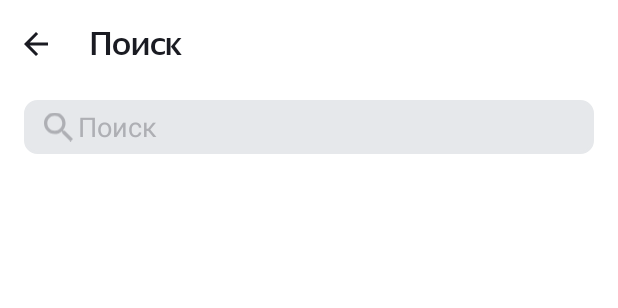
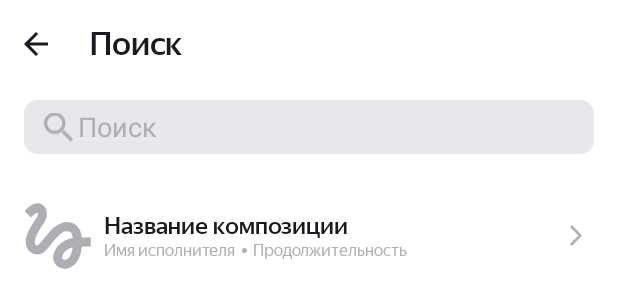
Before and after one commit to GoetzDeBouville/PlaylistMaker, an Android app: the layout activity_search.xml on its own in the app's theme, with its tools: preview values and no code run, on a phone screen of 412 x 824 dp. Shown: the top 308 px of the screen. Run offline under Robolectric (Android 15) with nearby library versions, the phone set to English and light mode, and no system bars.

Commit message:
Импортирован Glide. Подготовлена тема для SearchActivity

```diff
--- a/app/build.gradle
+++ b/app/build.gradle
@@ -41,4 +41,5 @@ dependencies {
     testImplementation 'junit:junit:4.13.2'
     androidTestImplementation 'androidx.test.ext:junit:1.1.5'
     androidTestImplementation 'androidx.test.espresso:espresso-core:3.5.1'
+    implementation 'com.github.bumptech.glide:glide:4.15.1'
 }
--- /dev/null
+++ b/app/src/main/java/com/example/playlistmaker/Track.kt
@@ -0,0 +1,10 @@
+package com.example.playlistmaker
+
+class Track(
+    trackName: String,
+    artistName: String,
+    trackTime: String,
+    artworkUrl100: String
+) {
+// todo
+}
--- /dev/null
+++ b/app/src/main/res/drawable/ellipse.xml
@@ -0,0 +1,9 @@
+<vector xmlns:android="http://schemas.android.com/apk/res/android"
+    android:width="3dp"
+    android:height="3dp"
+    android:viewportWidth="3"
+    android:viewportHeight="3">
+  <path
+      android:pathData="M1.5,1.5m-1.5,0a1.5,1.5 0,1 1,3 0a1.5,1.5 0,1 1,-3 0"
+      android:fillColor="#AEAFB4"/>
+</vector>
--- /dev/null
+++ b/app/src/main/res/drawable/empty_poster.xml
@@ -0,0 +1,9 @@
+<vector xmlns:android="http://schemas.android.com/apk/res/android"
+    android:width="35dp"
+    android:height="35dp"
+    android:viewportWidth="35"
+    android:viewportHeight="35">
+  <path
+      android:pathData="M3.606,7.919C4.919,6.588 6.231,5.387 6.812,5.631C7.75,6.006 6.812,7.563 6.25,8.481C5.781,9.269 0.887,15.775 0.887,20.313C0.887,22.712 1.787,24.7 3.4,25.9C4.806,26.95 6.662,27.269 8.35,26.763C10.356,26.181 12.006,24.138 14.087,21.569C16.356,18.775 19.394,15.119 21.737,15.119C24.794,15.119 24.831,17.013 25.038,18.475C17.95,19.675 14.95,25.356 14.95,28.544C14.95,31.731 17.65,34.338 20.969,34.338C24.025,34.338 29.013,31.844 29.763,22.9H34.375V18.212H29.744C29.462,15.119 27.7,10.337 22.188,10.337C17.969,10.337 14.35,13.919 12.925,15.663C11.837,17.031 9.062,20.313 8.631,20.763C8.162,21.325 7.356,22.337 6.55,22.337C5.706,22.337 5.2,20.781 5.875,18.737C6.531,16.694 8.5,13.375 9.344,12.137C10.806,10 11.781,8.538 11.781,5.988C11.781,1.919 8.706,0.625 7.075,0.625C4.6,0.625 2.444,2.5 1.975,2.969C1.3,3.644 0.737,4.206 0.325,4.713L3.606,7.919ZM21.025,29.781C20.444,29.781 19.638,29.294 19.638,28.431C19.638,27.306 21.006,24.306 25.019,23.256C24.456,28.3 22.337,29.781 21.025,29.781Z"
+      android:fillColor="#AEAFB4"/>
+</vector>
--- a/app/src/main/res/layout/activity_search.xml
+++ b/app/src/main/res/layout/activity_search.xml
@@ -8,13 +8,15 @@
 
     <LinearLayout
         style="@style/ActivityHeaderStyle"
-        android:layout_marginLeft="@dimen/dimen_16dp"
-        android:orientation="horizontal">
+        android:layout_marginStart="@dimen/dimen_16dp"
+        android:orientation="horizontal"
+        tools:ignore="UseCompoundDrawables">
 
         <ImageView
             android:id="@+id/arrow_back"
             style="@style/SettingsHeaderIconStyle"
-            android:src="@drawable/arrow_back" />
+            android:src="@drawable/arrow_back"
+            tools:ignore="ContentDescription" />
 
         <TextView
             style="@style/SettingsHeaderTextStyle"
@@ -43,7 +45,7 @@
             android:paddingStart="@dimen/dimen_36dp"
             android:singleLine="true"
             android:textColor="@color/black_text"
-            tools:ignore="RtlSymmetry" />
+            tools:ignore="RtlSymmetry,TouchTargetSizeCheck" />
 
         <ImageView
             android:id="@+id/search_icon"
@@ -54,7 +56,7 @@
             android:layout_gravity="start"
             android:paddingStart="13dp"
             android:src="@drawable/search"
-            tools:ignore="ObsoleteLayoutParam,RtlSymmetry" />
+            tools:ignore="ContentDescription,ObsoleteLayoutParam,RtlSymmetry" />
 
         <ImageView
             android:id="@+id/clear_icon"
@@ -66,63 +68,16 @@
             android:src="@drawable/ic_baseline_clear"
             android:visibility="gone"
             app:tint="@color/black_text"
-            tools:ignore="ObsoleteLayoutParam,RtlSymmetry" />
+            tools:ignore="ContentDescription,ObsoleteLayoutParam,RtlSymmetry" />
     </FrameLayout>
 
-    <!--    <LinearLayout-->
-    <!--        android:id="@+id/empty_layout"-->
-    <!--        android:layout_width="match_parent"-->
-    <!--        android:layout_height="0dp"-->
-    <!--        android:layout_weight="1"-->
-    <!--        android:orientation="vertical" />-->
+    <androidx.recyclerview.widget.RecyclerView
+        android:paddingTop="@dimen/dimen_24dp"
+        android:paddingEnd="@dimen/dimen_24dp"
+        android:paddingStart="@dimen/dimen_16dp"
+        android:layout_width="match_parent"
+        android:layout_height="wrap_content"
+        app:layoutManager="androidx.recyclerview.widget.LinearLayoutManager"
+        tools:listitem="@layout/item_track" />
 
-    <!--    <LinearLayout-->
-    <!--        android:id="@+id/bottom_linearlayout"-->
-    <!--        android:layout_width="match_parent"-->
-    <!--        android:layout_height="56dp"-->
-    <!--        android:layout_gravity="bottom"-->
-    <!--        android:gravity="bottom"-->
-    <!--        android:orientation="horizontal">-->
-
-    <!--        <LinearLayout-->
-    <!--            style="@style/SearchBottomLayoutStyle"-->
-    <!--            android:clickable="false">-->
-
-    <!--            <ImageView-->
-    <!--                style="@style/SearchBottomIconsStyle"-->
-    <!--                android:src="@drawable/search"-->
-    <!--                app:tint="@color/blue_text" />-->
-
-    <!--            <TextView-->
-    <!--                style="@style/SearchBottomTextStyle"-->
-    <!--                android:text="@string/search"-->
-    <!--                android:textColor="@color/blue_text" />-->
-    <!--        </LinearLayout>-->
-
-    <!--        <LinearLayout-->
-    <!--            android:id="@+id/media_layout"-->
-    <!--            style="@style/SearchBottomLayoutStyle">-->
-
-    <!--            <ImageView-->
-    <!--                style="@style/SearchBottomIconsStyle"-->
-    <!--                android:src="@drawable/media"/>-->
-
-    <!--            <TextView-->
-    <!--                style="@style/SearchBottomTextStyle"-->
-    <!--                android:text="@string/media"/>-->
-    <!--        </LinearLayout>-->
-
-    <!--        <LinearLayout-->
-    <!--            android:id="@+id/settings_layout"-->
-    <!--            style="@style/SearchBottomLayoutStyle">-->
-
-    <!--            <ImageView-->
-    <!--                style="@style/SearchBottomIconsStyle"-->
-    <!--                android:src="@drawable/settings"/>-->
-
-    <!--            <TextView-->
-    <!--                style="@style/SearchBottomTextStyle"-->
-    <!--                android:text="@string/settings" />-->
-    <!--        </LinearLayout>-->
-    <!--    </LinearLayout>-->
 </LinearLayout>
--- /dev/null
+++ b/app/src/main/res/layout/item_track.xml
@@ -0,0 +1,68 @@
+<?xml version="1.0" encoding="utf-8"?>
+<androidx.constraintlayout.widget.ConstraintLayout xmlns:android="http://schemas.android.com/apk/res/android"
+    xmlns:app="http://schemas.android.com/apk/res-auto"
+    android:layout_width="match_parent"
+    android:layout_height="match_parent">
+
+    <LinearLayout
+        android:layout_width="match_parent"
+        android:layout_height="wrap_content"
+        android:gravity="center"
+        android:orientation="horizontal"
+        android:paddingVertical="8dp"
+        app:layout_constraintEnd_toEndOf="parent"
+        app:layout_constraintStart_toStartOf="parent"
+        app:layout_constraintTop_toTopOf="parent">
+
+        <ImageView
+            android:layout_width="45dp"
+            android:layout_height="45dp"
+            android:src="@drawable/empty_poster" />
+
+        <LinearLayout
+            android:layout_width="0dp"
+            android:layout_height="wrap_content"
+            android:layout_gravity="center"
+            android:layout_weight="1"
+            android:orientation="vertical"
+            android:paddingLeft="@dimen/dimen_8dp">
+
+            <TextView
+                style="@style/SettingsTitle"
+                android:layout_width="match_parent"
+                android:layout_height="wrap_content"
+                android:text="@string/track_name" />
+
+            <LinearLayout
+                android:layout_width="wrap_content"
+                android:layout_height="wrap_content"
+                android:gravity="center"
+                android:orientation="horizontal">
+
+                <TextView
+                    style="@style/SearchTrackDataTextStyle"
+                    android:layout_width="wrap_content"
+                    android:layout_height="wrap_content"
+                    android:text="@string/artist_name" />
+
+                <ImageView
+                    style="@style/DotIconStyle"
+                    android:layout_width="wrap_content"
+                    android:layout_height="wrap_content"
+                    android:paddingHorizontal="@dimen/dimen_4dp"
+                    android:src="@drawable/ellipse" />
+
+                <TextView
+                    style="@style/SearchTrackDataTextStyle"
+                    android:layout_width="wrap_content"
+                    android:layout_height="wrap_content"
+                    android:text="@string/track_time" />
+            </LinearLayout>
+        </LinearLayout>
+
+        <ImageView
+            style="@style/SettingsIcon"
+            android:src="@drawable/arrow_forward"
+            android:paddingStart="@dimen/dimen_16dp"/>
+    </LinearLayout>
+</androidx.constraintlayout.widget.ConstraintLayout>
--- a/app/src/main/res/values-night/styles.xml
+++ b/app/src/main/res/values-night/styles.xml
@@ -91,8 +91,18 @@
         <item name="android:textColorHint">@color/black_text</item>
         <item name="android:background">@drawable/rounded_shape_night</item>
     </style>
+
     <style name="SearchEditextIconStyle">
         <item name="android:tint">@color/black_text</item>
     </style>
 
+    <style name="SearchTrackDataTextStyle">
+        <item name="android:textColor">@color/white</item>
+        <item name="android:fontFamily">@font/ys_display_regular</item>
+        <item name="android:textSize">@dimen/extra_small_text</item>
+    </style>
+
+    <style name="DotIconStyle">
+        <item name="tint">@color/white</item>
+    </style>
 </resources>
--- a/app/src/main/res/values/dimen.xml
+++ b/app/src/main/res/values/dimen.xml
@@ -1,7 +1,8 @@
 <?xml version="1.0" encoding="utf-8"?>
 <resources>
+    <dimen name="small_text">16sp</dimen>
+    <dimen name="extra_small_text">11sp</dimen>
     <dimen name="main_text_size">22sp</dimen>
-    <dimen name="small_text">16sp</dimen>
     <dimen name="large_text">32sp</dimen>
 
     <dimen name="dimen_4dp">4dp</dimen>
--- a/app/src/main/res/values/strings.xml
+++ b/app/src/main/res/values/strings.xml
@@ -17,4 +17,8 @@
     <string name="text_email_app">Выберите приложение для отправления письма</string>
     <string name="text_no_email_app">На устройстве не обнаружено ни одного почтового клиента</string>
     <string name="practicum_offer_link">https://yandex.ru/legal/practicum_offer/</string>
+    <string name="artwork_url_100"></string>
+    <string name="track_name">Название композиции</string>
+    <string name="artist_name">Имя исполнителя</string>
+    <string name="track_time">Продолжительность</string>
 </resources>
--- a/app/src/main/res/values/styles.xml
+++ b/app/src/main/res/values/styles.xml
@@ -95,4 +95,13 @@
         <item name="android:tint">@color/text_gray</item>
     </style>
 
+    <style name="SearchTrackDataTextStyle">
+        <item name="android:textColor">@color/text_gray</item>
+        <item name="android:fontFamily">@font/ys_display_regular</item>
+        <item name="android:textSize">@dimen/extra_small_text</item>
+    </style>
+
+    <style name="DotIconStyle">
+        <item name="tint">@color/text_gray</item>
+    </style>
 </resources>
```
